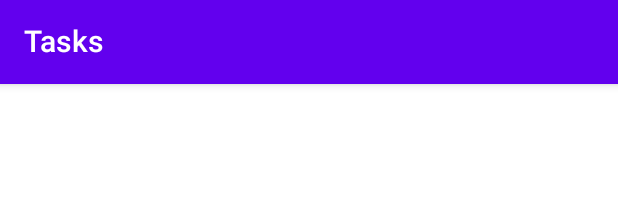
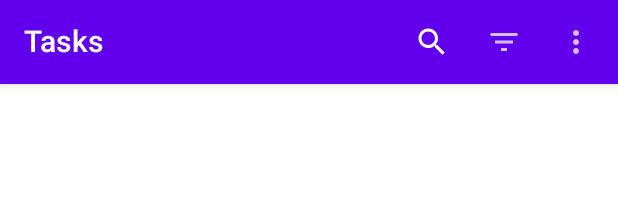
Before and after one commit to harunuyan/ToDoCompose, an Android app built with Jetpack Compose: the @Preview function ListScreenPreview, on a phone screen of 412 x 824 dp. Shown: the top 218 px of the screen. Run offline under Robolectric (Android 15) with nearby library versions, the phone set to English and light mode, and no system bars.

Commit message:
Added Default List App Bar actions -> search, sort  delete all

```diff
--- a/app/src/main/java/com/volie/todocompose/navigation/destinations/ListComposable.kt
+++ b/app/src/main/java/com/volie/todocompose/navigation/destinations/ListComposable.kt
@@ -9,7 +9,7 @@ import com.volie.todocompose.util.Constants.LIST_ARGUMENT_KEY
 import com.volie.todocompose.util.Constants.LIST_SCREEN
 
 fun NavGraphBuilder.listComposable(
-    navigateToTaskScreen: (Int) -> Unit
+    navigateToTaskScreen: (taskId: Int) -> Unit
 ) {
     composable(
         route = LIST_SCREEN,
--- a/app/src/main/java/com/volie/todocompose/ui/screens/list/ListAppBar.kt
+++ b/app/src/main/java/com/volie/todocompose/ui/screens/list/ListAppBar.kt
@@ -1,33 +1,159 @@
 package com.volie.todocompose.ui.screens.list
 
+import androidx.compose.foundation.layout.padding
+import androidx.compose.material.DropdownMenu
+import androidx.compose.material.DropdownMenuItem
+import androidx.compose.material.Icon
+import androidx.compose.material.IconButton
 import androidx.compose.material.MaterialTheme
 import androidx.compose.material.Text
 import androidx.compose.material.TopAppBar
+import androidx.compose.material.icons.Icons
+import androidx.compose.material.icons.filled.Search
 import androidx.compose.runtime.Composable
+import androidx.compose.runtime.getValue
+import androidx.compose.runtime.mutableStateOf
+import androidx.compose.runtime.remember
+import androidx.compose.runtime.setValue
+import androidx.compose.ui.Modifier
+import androidx.compose.ui.res.painterResource
+import androidx.compose.ui.res.stringResource
 import androidx.compose.ui.tooling.preview.Preview
+import com.volie.todocompose.R
+import com.volie.todocompose.components.PriorityItem
+import com.volie.todocompose.data.models.Priority
+import com.volie.todocompose.ui.theme.LARGE_PADDING
+import com.volie.todocompose.ui.theme.Typography
 import com.volie.todocompose.ui.theme.topAppBarBackgroundColor
 import com.volie.todocompose.ui.theme.topAppBarContentColor
 
 @Composable
 fun ListAppBar() {
-    DefaultListAppBar()
+    DefaultListAppBar(
+        onSearchClicked = {},
+        onSortClicked = {},
+        onDeleteClicked = {}
+    )
 }
 
 @Composable
-fun DefaultListAppBar() {
-    TopAppBar(
-        title = {
-            Text(
-                text = "Tasks",
-                color = MaterialTheme.colors.topAppBarContentColor
+fun DefaultListAppBar(
+    onSearchClicked: () -> Unit,
+    onSortClicked: (Priority) -> Unit,
+    onDeleteClicked: () -> Unit
+) {
+    TopAppBar(title = {
+        Text(
+            text = "Tasks", color = MaterialTheme.colors.topAppBarContentColor
+        )
+    }, actions = {
+        ListAppBarActions(
+            onSearchClicked = onSearchClicked,
+            onSortClicked = onSortClicked,
+            onDeleteClicked = onDeleteClicked
+        )
+    }, backgroundColor = MaterialTheme.colors.topAppBarBackgroundColor
+    )
+}
+
+@Composable
+fun ListAppBarActions(
+    onSearchClicked: () -> Unit,
+    onSortClicked: (Priority) -> Unit,
+    onDeleteClicked: () -> Unit
+) {
+    SearchAction(onSearchClicked = onSearchClicked)
+    SortAction(onSortClicked = onSortClicked)
+    DeleteAllAction(onDeleteClicked = onDeleteClicked)
+}
+
+@Composable
+fun SearchAction(
+    onSearchClicked: () -> Unit
+) {
+    IconButton(onClick = { onSearchClicked() }) {
+        Icon(
+            imageVector = Icons.Filled.Search,
+            contentDescription = stringResource(id = R.string.search_action),
+            tint = MaterialTheme.colors.topAppBarContentColor
+        )
+    }
+}
+
+@Composable
+fun SortAction(
+    onSortClicked: (Priority) -> Unit
+) {
+    var expanded by remember { mutableStateOf(false) }
+
+    IconButton(onClick = {
+        expanded = true
+    }) {
+        Icon(
+            painter = painterResource(id = R.drawable.ic_filter_list),
+            contentDescription = stringResource(
+                id = R.string.sort_action
             )
-        },
-        backgroundColor = MaterialTheme.colors.topAppBarBackgroundColor
-    )
+        )
+        DropdownMenu(expanded = expanded, onDismissRequest = { expanded = false }) {
+            DropdownMenuItem(onClick = {
+                expanded = false
+                onSortClicked(Priority.LOW)
+            }) {
+                PriorityItem(priority = Priority.LOW)
+            }
+
+            DropdownMenuItem(onClick = {
+                expanded = false
+                onSortClicked(Priority.HIGH)
+            }) {
+                PriorityItem(priority = Priority.HIGH)
+            }
+
+            DropdownMenuItem(onClick = {
+                expanded = false
+                onSortClicked(Priority.NONE)
+            }) {
+                PriorityItem(priority = Priority.NONE)
+            }
+        }
+    }
+}
+
+@Composable
+fun DeleteAllAction(
+    onDeleteClicked: () -> Unit
+) {
+    var expanded by remember { mutableStateOf(false) }
+
+    IconButton(onClick = {
+        expanded = true
+    }) {
+        Icon(
+            painter = painterResource(id = R.drawable.ic_vertical_menu),
+            contentDescription = stringResource(id = R.string.delete_all_action)
+        )
+        DropdownMenu(expanded = expanded, onDismissRequest = { expanded = false }) {
+            DropdownMenuItem(onClick = {
+                expanded = false
+                onDeleteClicked()
+            }) {
+                Text(
+                    modifier = Modifier.padding(start = LARGE_PADDING),
+                    text = stringResource(id = R.string.delete_all_action),
+                    style = Typography.titleSmall
+                )
+            }
+        }
+    }
 }
 
 @Composable
 @Preview
 private fun DefaultListAppBarPreview() {
-    DefaultListAppBar()
+    DefaultListAppBar(
+        onSearchClicked = {},
+        onSortClicked = {},
+        onDeleteClicked = {}
+    )
 }
--- a/app/src/main/java/com/volie/todocompose/ui/screens/list/ListScreen.kt
+++ b/app/src/main/java/com/volie/todocompose/ui/screens/list/ListScreen.kt
@@ -2,6 +2,7 @@ package com.volie.todocompose.ui.screens.list
 
 import androidx.compose.material.FloatingActionButton
 import androidx.compose.material.Icon
+import androidx.compose.material.MaterialTheme
 import androidx.compose.material.Scaffold
 import androidx.compose.material.icons.Icons
 import androidx.compose.material.icons.filled.Add
@@ -10,6 +11,7 @@ import androidx.compose.ui.graphics.Color
 import androidx.compose.ui.res.stringResource
 import androidx.compose.ui.tooling.preview.Preview
 import com.volie.todocompose.R
+import com.volie.todocompose.ui.theme.fabBackgroundColor
 
 @Composable
 fun ListScreen(navigateToTaskScreen: (Int) -> Unit) {
@@ -24,12 +26,13 @@ fun ListScreen(navigateToTaskScreen: (Int) -> Unit) {
 
 @Composable
 fun ListFab(
-    onFabClicked: (Int) -> Unit
+    onFabClicked: (taskId: Int) -> Unit
 ) {
     FloatingActionButton(
         onClick = {
             onFabClicked(-1)
-        }
+        },
+        backgroundColor = MaterialTheme.colors.fabBackgroundColor
     ) {
         Icon(
             imageVector = Icons.Filled.Add,
--- a/app/src/main/java/com/volie/todocompose/ui/theme/Color.kt
+++ b/app/src/main/java/com/volie/todocompose/ui/theme/Color.kt
@@ -10,8 +10,10 @@ val Pink80 = Color(0xFFEFB8C8)
 
 val Purple40 = Color(0xFF6650a4)
 val Purple500 = Color(0xFF6200EE)
+val Purple700 = Color(0xFF3700B3)
 val PurpleGrey40 = Color(0xFF625b71)
 val Pink40 = Color(0xFF7D5260)
+val Teal200 = Color(0xFF03DAC5)
 
 val LightGray = Color(0xFFFCFCFC)
 val MediumGray = Color(0xFF9C9C9C)
@@ -22,6 +24,10 @@ val MediumPriorityColor = Color(0xFFFFC114)
 val HighPriorityColor = Color(0XFFFF4646)
 val NonePriorityColor = Color(0xFFFFFFFF)
 
+val Colors.fabBackgroundColor: Color
+    @Composable
+    get() = if (isLight) Teal200 else Purple700
+
 val Colors.topAppBarContentColor: Color
     @Composable
     get() = if (isLight) Color.White else LightGray
--- /dev/null
+++ b/app/src/main/res/drawable/ic_filter_list.xml
@@ -0,0 +1,10 @@
+<vector android:height="24dp"
+    android:tint="@color/white"
+    android:viewportHeight="24"
+    android:viewportWidth="24"
+    android:width="24dp"
+    xmlns:android="http://schemas.android.com/apk/res/android">
+    <path
+        android:fillColor="@android:color/white"
+        android:pathData="M10,18h4v-2h-4v2zM3,6v2h18L21,6L3,6zM6,13h12v-2L6,11v2z" />
+</vector>
--- /dev/null
+++ b/app/src/main/res/drawable/ic_vertical_menu.xml
@@ -0,0 +1,10 @@
+<vector android:height="24dp"
+    android:tint="@color/white"
+    android:viewportHeight="24"
+    android:viewportWidth="24"
+    android:width="24dp"
+    xmlns:android="http://schemas.android.com/apk/res/android">
+    <path
+        android:fillColor="@android:color/white"
+        android:pathData="M12,8c1.1,0 2,-0.9 2,-2s-0.9,-2 -2,-2 -2,0.9 -2,2 0.9,2 2,2zM12,10c-1.1,0 -2,0.9 -2,2s0.9,2 2,2 2,-0.9 2,-2 -0.9,-2 -2,-2zM12,16c-1.1,0 -2,0.9 -2,2s0.9,2 2,2 2,-0.9 2,-2 -0.9,-2 -2,-2z" />
+</vector>
--- a/app/src/main/res/values/strings.xml
+++ b/app/src/main/res/values/strings.xml
@@ -1,4 +1,7 @@
 <resources>
     <string name="app_name">ToDoCompose</string>
     <string name="add_Button">Add Button</string>
+    <string name="search_action">Search Tasks</string>
+    <string name="sort_action">Sort Tasks</string>
+    <string name="delete_all_action">Delete All</string>
 </resources>
```
Also changed, not shown: app/src/main/java/com/volie/todocompose/components/PriorityItem.kt (added, +36 -0 lines), app/src/main/java/com/volie/todocompose/ui/theme/Dimensions.kt (added, +9 -0 lines).
